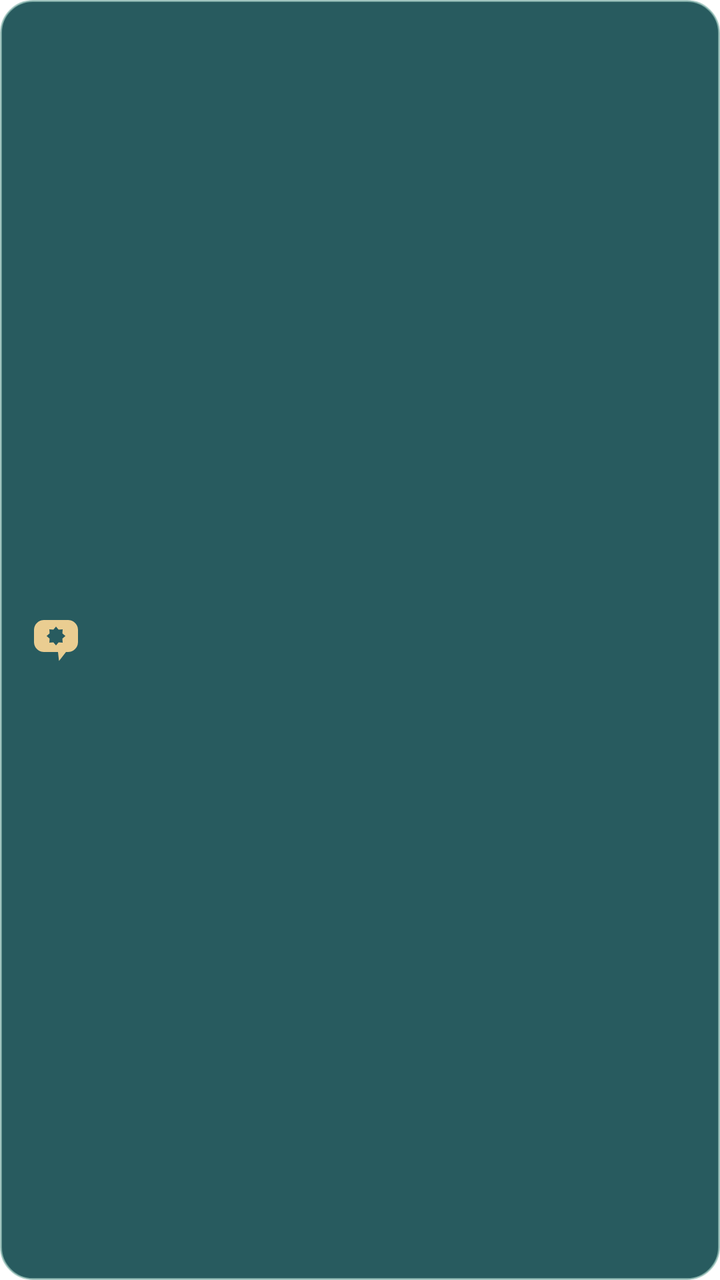
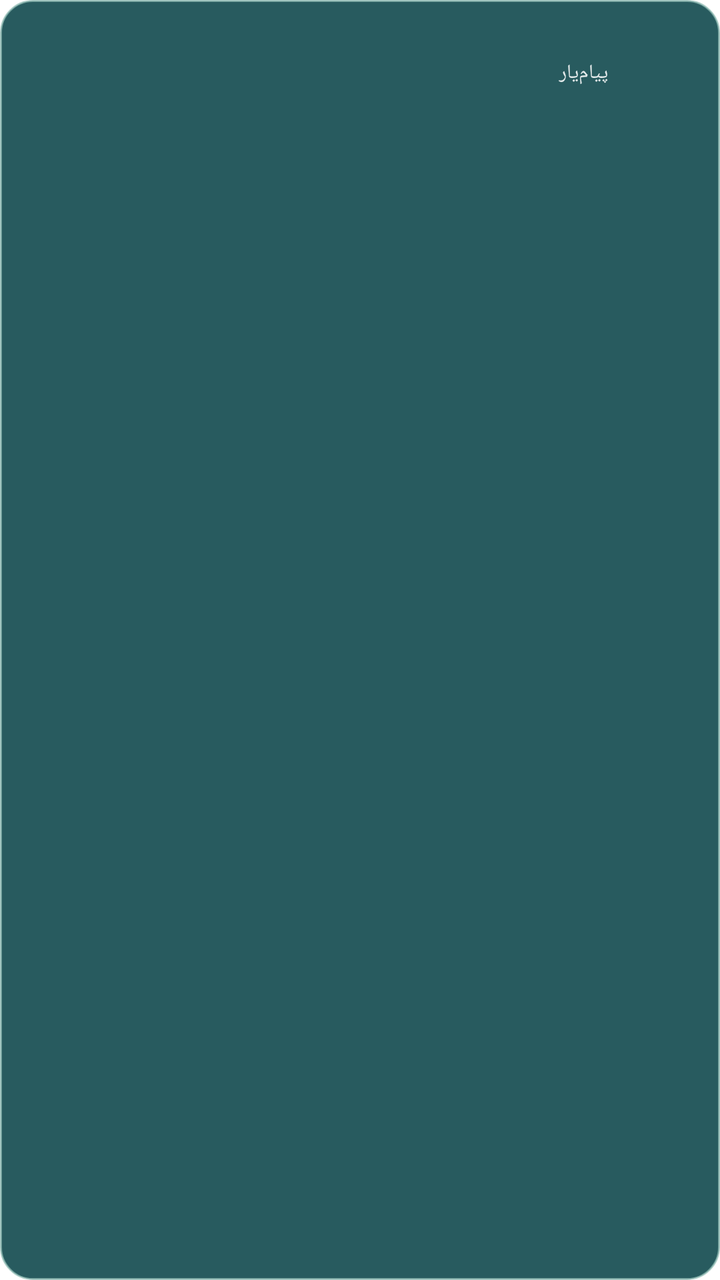

An Android layout rendered at two revisions. The XML below is the earlier revision; the diff shows what the commit changed to produce the second picture.
<!-- AndroidManifest.xml: fallback theme Theme.MaterialComponents.DayNight.NoActionBar -->
<!-- res/layout/payamyar_notification_glass.xml -->
<?xml version="1.0" encoding="utf-8"?>
<LinearLayout xmlns:android="http://schemas.android.com/apk/res/android"
    android:layout_width="match_parent"
    android:layout_height="wrap_content"
    android:minHeight="54dp"
    android:paddingStart="14dp"
    android:paddingEnd="14dp"
    android:paddingTop="8dp"
    android:paddingBottom="8dp"
    android:orientation="horizontal"
    android:gravity="center_vertical"
    android:background="@drawable/payamyar_notification_glass">
    <ImageView android:layout_width="28dp" android:layout_height="28dp"
        android:src="@drawable/ic_stat_payamyar"
        android:contentDescription="پیامیار"
        android:tint="#EACD91" />
    <LinearLayout android:layout_marginStart="12dp" android:layout_width="0dp"
        android:layout_weight="1" android:layout_height="wrap_content"
        android:orientation="vertical">
        <TextView android:id="@+id/glass_sender" android:layout_width="match_parent"
            android:layout_height="wrap_content" android:maxLines="1"
            android:ellipsize="end" android:textStyle="bold" android:textSize="13sp"
            android:textColor="#FFFFFF" />
        <TextView android:id="@+id/glass_preview" android:layout_width="match_parent"
            android:layout_height="wrap_content" android:maxLines="3"
            android:ellipsize="end" android:textSize="12sp"
            android:textColor="#E8F0ED" />
    </LinearLayout>
</LinearLayout>
<!-- resources referenced by this layout -->
<resources>
  <!-- drawable ic_stat_payamyar (drawable) -->
  <?xml version="1.0" encoding="utf-8"?>
  <vector xmlns:android="http://schemas.android.com/apk/res/android" android:width="24dp" android:height="24dp" android:viewportWidth="56" android:viewportHeight="56">
    <group android:translateX="-26" android:translateY="-27">
      <path android:fillColor="#FFFFFFFF" android:fillType="evenOdd" android:pathData="M42,35H66A10,10 0 0 1 76,45V57A10,10 0 0 1 66,67H64L57,76L56,67H42A10,10 0 0 1 32,57V45A10,10 0 0 1 42,35ZM54.00,41.60L56.64,44.63L60.65,44.35L60.37,48.36L63.40,51.00L60.37,53.64L60.65,57.65L56.64,57.37L54.00,60.40L51.36,57.37L47.35,57.65L47.63,53.64L44.60,51.00L47.63,48.36L47.35,44.35L51.36,44.63Z"/>
    </group>
  </vector>
  <!-- drawable payamyar_notification_glass (drawable) -->
  <?xml version="1.0" encoding="utf-8"?>
  <shape xmlns:android="http://schemas.android.com/apk/res/android" android:shape="rectangle">
    <corners android:radius="16dp"/>
    <solid android:color="#F01B5156"/>
    <stroke android:width="1dp" android:color="#B28DBBB2"/>
  </shape>
</resources>

<!-- the commit's change to res/layout/payamyar_notification_glass.xml (unified diff, before → after) -->
@@ -1,29 +1,93 @@
 <?xml version="1.0" encoding="utf-8"?>
-<LinearLayout xmlns:android="http://schemas.android.com/apk/res/android"
+<FrameLayout xmlns:android="http://schemas.android.com/apk/res/android"
+    android:id="@+id/glass_frame"
     android:layout_width="match_parent"
     android:layout_height="wrap_content"
-    android:minHeight="54dp"
-    android:paddingStart="14dp"
-    android:paddingEnd="14dp"
-    android:paddingTop="8dp"
-    android:paddingBottom="8dp"
-    android:orientation="horizontal"
-    android:gravity="center_vertical"
-    android:background="@drawable/payamyar_notification_glass">
-    <ImageView android:layout_width="28dp" android:layout_height="28dp"
-        android:src="@drawable/ic_stat_payamyar"
-        android:contentDescription="پیامیار"
-        android:tint="#EACD91" />
-    <LinearLayout android:layout_marginStart="12dp" android:layout_width="0dp"
-        android:layout_weight="1" android:layout_height="wrap_content"
-        android:orientation="vertical">
-        <TextView android:id="@+id/glass_sender" android:layout_width="match_parent"
-            android:layout_height="wrap_content" android:maxLines="1"
-            android:ellipsize="end" android:textStyle="bold" android:textSize="13sp"
+    android:minHeight="90dp"
+    android:background="@drawable/payamyar_notification_glass"
+    android:layoutDirection="rtl">
+    <ImageView
+        android:id="@+id/glass_backdrop"
+        android:layout_width="match_parent"
+        android:layout_height="match_parent"
+        android:scaleType="fitXY"
+        android:contentDescription="@null" />
+    <LinearLayout
+        android:layout_width="match_parent"
+        android:layout_height="wrap_content"
+        android:orientation="vertical"
+        android:paddingStart="12dp"
+        android:paddingEnd="12dp"
+        android:paddingTop="9dp"
+        android:paddingBottom="9dp">
+        <LinearLayout
+            android:layout_width="match_parent"
+            android:layout_height="wrap_content"
+            android:gravity="center_vertical"
+            android:orientation="horizontal">
+            <ImageView
+                android:id="@+id/glass_avatar"
+                android:layout_width="36dp"
+                android:layout_height="36dp"
+                android:contentDescription="تصویر فرستنده" />
+            <LinearLayout
+                android:layout_width="0dp"
+                android:layout_height="wrap_content"
+                android:layout_weight="1"
+                android:layout_marginStart="8dp"
+                android:orientation="vertical">
+                <TextView
+                    android:id="@+id/glass_sender"
+                    android:layout_width="match_parent"
+                    android:layout_height="wrap_content"
+                    android:singleLine="true"
+                    android:ellipsize="end"
+                    android:textDirection="firstStrong"
+                    android:textStyle="bold"
+                    android:textSize="14sp"
+                    android:textColor="#FFFFFF" />
+                <TextView
+                    android:id="@+id/glass_meta"
+                    android:layout_width="match_parent"
+                    android:layout_height="wrap_content"
+                    android:text="پیام‌یار"
+                    android:textSize="10sp"
+                    android:textColor="#DEFFFFFF" />
+            </LinearLayout>
+            <TextView
+                android:id="@+id/glass_clock"
+                android:layout_width="wrap_content"
+                android:layout_height="wrap_content"
+                android:textSize="11sp"
+                android:textDirection="ltr"
+                android:textColor="#DEFFFFFF" />
+        </LinearLayout>
+        <TextView
+            android:id="@+id/glass_preview"
+            android:layout_width="match_parent"
+            android:layout_height="wrap_content"
+            android:layout_marginTop="6dp"
+            android:maxLines="3"
+            android:ellipsize="end"
+            android:gravity="right"
+            android:textDirection="firstStrong"
+            android:textSize="13sp"
+            android:lineSpacingExtra="2dp"
             android:textColor="#FFFFFF" />
-        <TextView android:id="@+id/glass_preview" android:layout_width="match_parent"
-            android:layout_height="wrap_content" android:maxLines="3"
-            android:ellipsize="end" android:textSize="12sp"
-            android:textColor="#E8F0ED" />
+        <TextView
+            android:id="@+id/glass_code"
+            android:layout_width="wrap_content"
+            android:layout_height="wrap_content"
+            android:layout_gravity="start"
+            android:layout_marginTop="6dp"
+            android:paddingStart="10dp"
+            android:paddingEnd="10dp"
+            android:paddingTop="4dp"
+            android:paddingBottom="4dp"
+            android:background="@drawable/payamyar_notification_chip"
+            android:textSize="11sp"
+            android:textStyle="bold"
+            android:textColor="#FFFFFF"
+            android:visibility="gone" />
     </LinearLayout>
-</LinearLayout>
+</FrameLayout>
<!-- resource entries referenced after the edit -->
@@ -1,12 +1,12 @@
 <!-- resources referenced by this layout -->
 <resources>
-  <!-- drawable ic_stat_payamyar (drawable) -->
+  <!-- drawable payamyar_notification_chip (drawable) -->
   <?xml version="1.0" encoding="utf-8"?>
-  <vector xmlns:android="http://schemas.android.com/apk/res/android" android:width="24dp" android:height="24dp" android:viewportWidth="56" android:viewportHeight="56">
-    <group android:translateX="-26" android:translateY="-27">
-      <path android:fillColor="#FFFFFFFF" android:fillType="evenOdd" android:pathData="M42,35H66A10,10 0 0 1 76,45V57A10,10 0 0 1 66,67H64L57,76L56,67H42A10,10 0 0 1 32,57V45A10,10 0 0 1 42,35ZM54.00,41.60L56.64,44.63L60.65,44.35L60.37,48.36L63.40,51.00L60.37,53.64L60.65,57.65L56.64,57.37L54.00,60.40L51.36,57.37L47.35,57.65L47.63,53.64L44.60,51.00L47.63,48.36L47.35,44.35L51.36,44.63Z"/>
-    </group>
-  </vector>
+  <shape xmlns:android="http://schemas.android.com/apk/res/android" android:shape="rectangle">
+      <corners android:radius="22dp" />
+      <solid android:color="#338DCEC5" />
+      <stroke android:width="1dp" android:color="#88FFFFFF" />
+  </shape>
   <!-- drawable payamyar_notification_glass (drawable) -->
   <?xml version="1.0" encoding="utf-8"?>
   <shape xmlns:android="http://schemas.android.com/apk/res/android" android:shape="rectangle">
